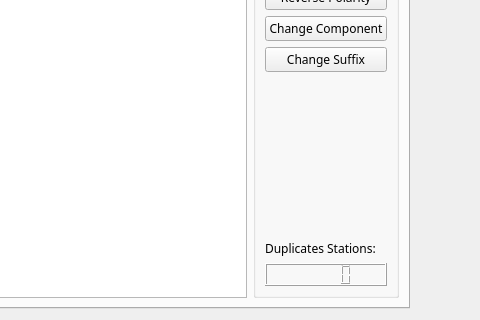
Old version of the form src/qt_ui/pem_info_widget.ui in the repository Eric-Meunier/Processor-Suite; both pictures show x 160 to 640 and y 160 to 480 of the 640 by 480 pixel window.
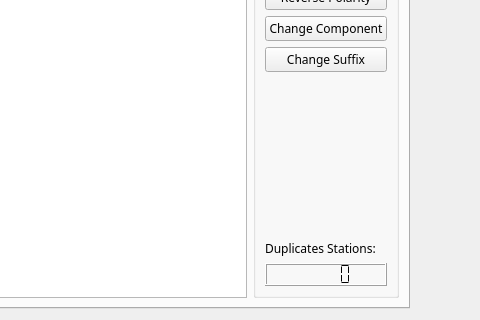
New version of the form.

Commit message: Some bug fixes. Saving files no longer adds tags (except for merged files).

The edit to the form file:
```diff
--- a/src/qt_ui/pem_info_widget.ui
+++ b/src/qt_ui/pem_info_widget.ui
@@ -467,7 +467,11 @@
            </widget>
           </item>
           <item>
-           <widget class="QLCDNumber" name="lcdDuplicates"/>
+           <widget class="QLCDNumber" name="lcdDuplicates">
+            <property name="segmentStyle">
+             <enum>QLCDNumber::Flat</enum>
+            </property>
+           </widget>
           </item>
          </layout>
         </widget>
```
The commit also changes 2 other files.
